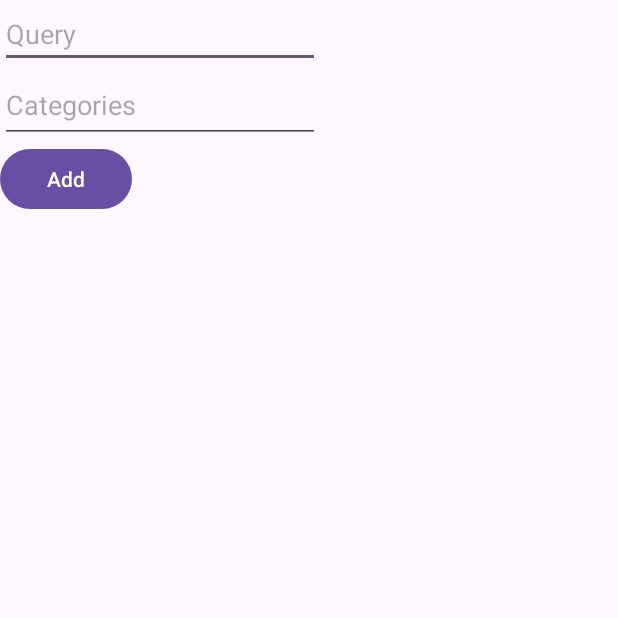
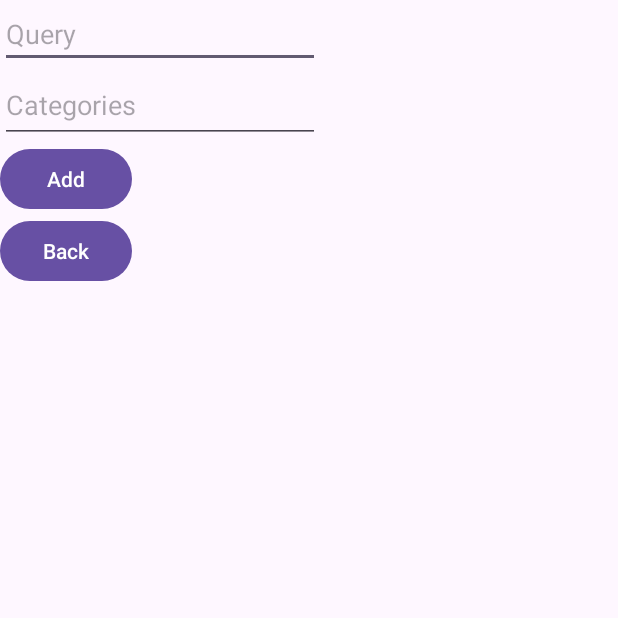
Before and after one commit to Dokdo44/barter-trader, an Android app: the screen it shows after launch (AddPreferredProductActivity), on a phone screen of 412 x 824 dp, the top half of it. Run offline under Robolectric (Android 15) with nearby library versions, the phone set to English and light mode, and no system bars.

Commit message:
Added back buttons to add and edit views

```diff
--- a/app/src/main/res/layout/activity_add_preferred_product.xml
+++ b/app/src/main/res/layout/activity_add_preferred_product.xml
@@ -32,4 +32,12 @@
         android:text="Add"
         app:layout_constraintStart_toStartOf="parent"
         app:layout_constraintTop_toBottomOf="@id/addPreferredProductCategoriesEditText" />
+
+    <Button
+        android:id="@+id/addPreferredProductBackButton"
+        android:layout_width="wrap_content"
+        android:layout_height="wrap_content"
+        app:layout_constraintTop_toBottomOf="@id/addPreferredProductButton"
+        app:layout_constraintStart_toStartOf="parent"
+        android:text="Back" />
 </androidx.constraintlayout.widget.ConstraintLayout>
```
Also changed, not shown: app/src/main/res/layout/activity_edit_preferred_product.xml (+8 -0 lines).
